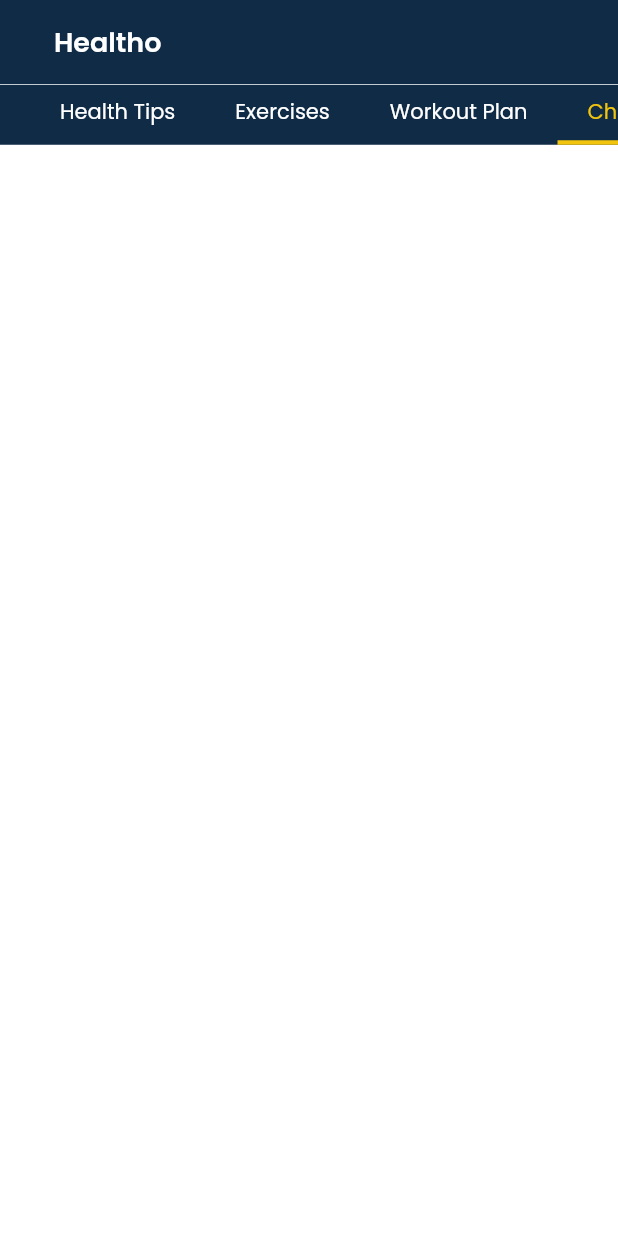
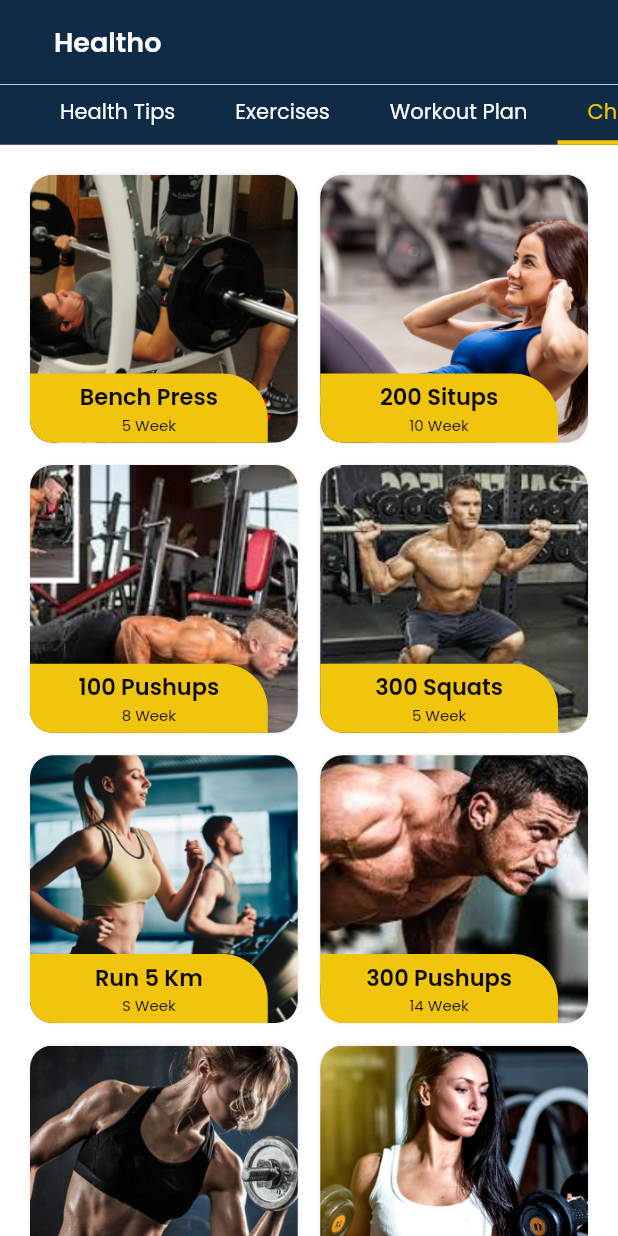
Before and after one commit to kasun751/healtho_gym_fitness_flutter, a Flutter app: the TopTabViewScreen screen opened directly, after a tap on "Exercises", after a tap on "Workout Plan", after a tap on "Challenges", on a phone screen of 412 x 824 dp. Run offline on Flutter 3.47's test engine with Material 3 defaults, Android fonts, the phone set to English and light mode, and no system bars; our stand-ins replace flutter_rating_bar; missing offline and left inert: otp_text_field_v2, otp_timer_button.

Commit message:
challenges tab & dietician tab

```diff
--- a/lib/common_widget/day_exercises_row.dart
+++ b/lib/common_widget/day_exercises_row.dart
@@ -10,6 +10,7 @@ class DayExerciseRow extends StatelessWidget {
   @override
   Widget build(BuildContext context) {
     return InkWell(
+      onTap: onPressed,
       child: Container(
         decoration: BoxDecoration(
           color: TColor.txtBG,
--- /dev/null
+++ b/lib/screen/home/top_tab_view/challenges/challenges_tab_screen.dart
@@ -0,0 +1,73 @@
+import 'package:flutter/material.dart';
+import 'package:healtho_gym/common/color_extension.dart';
+import 'package:healtho_gym/screen/home/top_tab_view/exercises/exercises_cell.dart';
+import 'package:healtho_gym/screen/home/top_tab_view/exercises/exercises_name_screen.dart';
+import 'package:healtho_gym/screen/home/top_tab_view/workout_plan/workout_detail_screen.dart';
+
+class ChallengesScreen extends StatefulWidget {
+  const ChallengesScreen({super.key});
+
+  @override
+  State<ChallengesScreen> createState() => _ChallengesScreenState();
+}
+
+class _ChallengesScreenState extends State<ChallengesScreen> {
+  List listArr = [
+    {
+      "title": "Bench Press",
+      "subtitle": "5 Week",
+      "image": "assets/img/c1.png"
+    },
+    {
+      "title": "200 Situps",
+      "subtitle": "10 Week",
+      "image": "assets/img/c2.png"
+    },
+    {
+      "title": "100 Pushups",
+      "subtitle": "8 Week",
+      "image": "assets/img/c3.png"
+    },
+    {"title": "300 Squats", "subtitle": "5 Week", "image": "assets/img/c4.png"},
+    {"title": "Run 5 Km", "subtitle": "S Week", "image": "assets/img/c5.png"},
+    {
+      "title": "300 Pushups",
+      "subtitle": "14 Week",
+      "image": "assets/img/c6.png"
+    },
+    {
+      "title": "200 Pushups",
+      "subtitle": "10 Week",
+      "image": "assets/img/c7.png"
+    },
+    {
+      "title": "100 Pullups",
+      "subtitle": "10 Week",
+      "image": "assets/img/c8.png"
+    },
+  ];
+
+  @override
+  Widget build(BuildContext context) {
+    return Scaffold(
+        body: GridView.builder(
+      padding: const EdgeInsets.symmetric(horizontal: 20, vertical: 20),
+      gridDelegate: const SliverGridDelegateWithFixedCrossAxisCount(
+          crossAxisCount: 2,
+          childAspectRatio: 1,
+          crossAxisSpacing: 15,
+          mainAxisSpacing: 15),
+      itemBuilder: (context, index) {
+        var obj = listArr[index] as Map? ?? {};
+
+        return ExercisesCell(
+          obj: obj,
+          onPressed: () {
+            context.push(const WorkoutDetailScreen());
+          },
+        );
+      },
+      itemCount: listArr.length,
+    ));
+  }
+}
--- a/lib/screen/home/top_tab_view/top_tab_view_screen.dart
+++ b/lib/screen/home/top_tab_view/top_tab_view_screen.dart
@@ -1,6 +1,8 @@
 import 'package:flutter/material.dart';
 import 'package:healtho_gym/common/color_extension.dart';
 import 'package:healtho_gym/common_widget/top_tab_button.dart';
+import 'package:healtho_gym/screen/home/top_tab_view/challenges/challenges_tab_screen.dart';
+import 'package:healtho_gym/screen/home/top_tab_view/dietician/dietician_tab_screen.dart';
 import 'package:healtho_gym/screen/home/top_tab_view/exercises/exercises_tab_screen.dart';
 import 'package:healtho_gym/screen/home/top_tab_view/health_tip/health_tip_screen.dart';
 import 'package:healtho_gym/screen/home/top_tab_view/trainer/trainer_tab_screen.dart';
@@ -91,13 +93,13 @@ class _TopTabViewScreenState extends State<TopTabViewScreen>
           Expanded(
             child: TabBarView(
               controller: controller,
-              children: [
-                const HealthTipScreen(),
-                const ExercisesScreen(),
-                const WorkoutPlanScreen(),
-                Container(),
-                const TrainerTabScreen(),
-                Container(),
+              children: const [
+                HealthTipScreen(),
+                ExercisesScreen(),
+                WorkoutPlanScreen(),
+                ChallengesScreen(),
+                TrainerTabScreen(),
+                DieticianTabScreen(),
               ],
             ),
           )
```
Also changed, not shown: lib/screen/home/top_tab_view/dietician/dietician_tab_screen.dart (added, +92 -0 lines), lib/screen/home/top_tab_view/exercises/exercises_name_screen.dart (+8 -2 lines), lib/screen/home/top_tab_view/trainer/trainer_profile_screen.dart (+5 -2 lines), lib/screen/home/top_tab_view/workout_plan/day_exercises_screen.dart (+8 -2 lines), lib/screen/home/top_tab_view/workout_plan/workout_exercises_screen.dart (added, +189 -0 lines), assets/img/c1.png (added), assets/img/c2.png (added), assets/img/c3.png (added), assets/img/c4.png (added), assets/img/c5.png (added), assets/img/c6.png (added), assets/img/c7.png (added), assets/img/c8.png (added), assets/img/ed_1.png (added), 2 more files.
